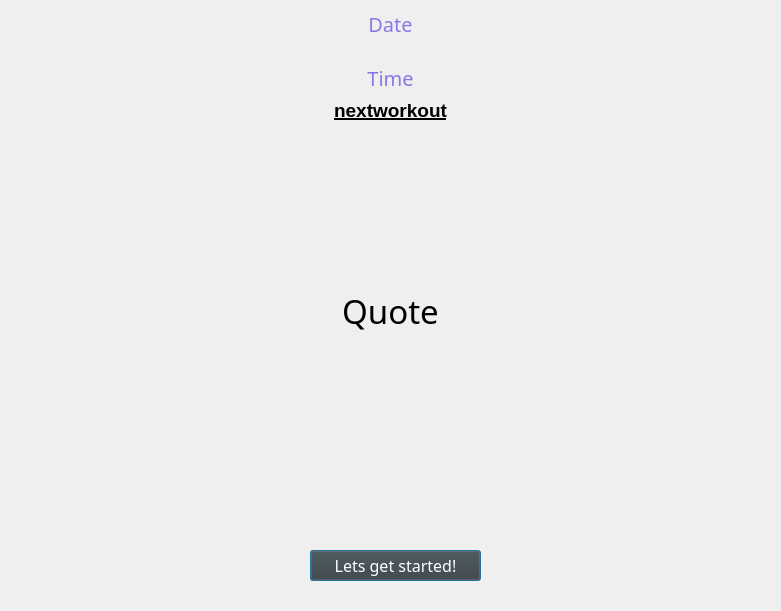
This is welcomescreen.ui in Nicholas-LeBoeuf/RemoteWorkouts as Qt 5 draws it before an edit. The edited form follows.
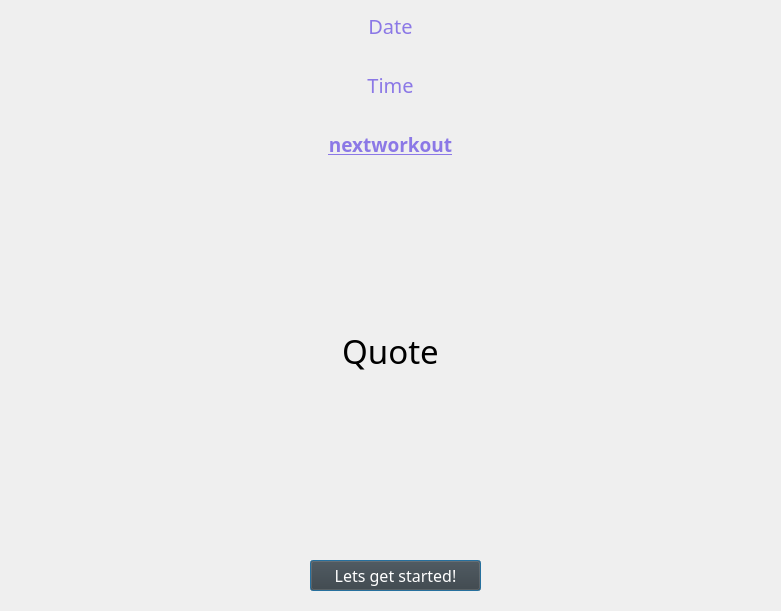
This is the edited form. Icons and pictures are not drawn.

The edit to the form file:
```diff
--- a/welcomescreen.ui
+++ b/welcomescreen.ui
@@ -26,7 +26,7 @@
    <property name="geometry">
     <rect>
      <x>120</x>
-     <y>150</y>
+     <y>190</y>
      <width>541</width>
      <height>321</height>
     </rect>
@@ -55,7 +55,7 @@
    <property name="geometry">
     <rect>
      <x>90</x>
-     <y>140</y>
+     <y>180</y>
      <width>601</width>
      <height>361</height>
     </rect>
@@ -74,7 +74,7 @@
    <property name="geometry">
     <rect>
      <x>310</x>
-     <y>550</y>
+     <y>560</y>
      <width>171</width>
      <height>31</height>
     </rect>
@@ -110,7 +110,7 @@
      <x>0</x>
      <y>10</y>
      <width>781</width>
-     <height>113</height>
+     <height>151</height>
     </rect>
    </property>
    <layout class="QVBoxLayout" name="verticalLayout">
@@ -173,16 +173,34 @@
       </property>
      </widget>
     </item>
+    <item>
+     <spacer name="horizontalSpacer_2">
+      <property name="orientation">
+       <enum>Qt::Horizontal</enum>
+      </property>
+      <property name="sizeHint" stdset="0">
+       <size>
+        <width>40</width>
+        <height>20</height>
+       </size>
+      </property>
+     </spacer>
+    </item>
     <item>
      <widget class="QLabel" name="notif">
       <property name="font">
        <font>
+        <family>Rockwell</family>
         <pointsize>14</pointsize>
         <weight>75</weight>
         <bold>true</bold>
         <underline>true</underline>
        </font>
       </property>
+      <property name="styleSheet">
+       <string notr="true">QLabel {color: rgb(139, 120, 230);}
+</string>
+      </property>
       <property name="text">
        <string>nextworkout</string>
       </property>
```
